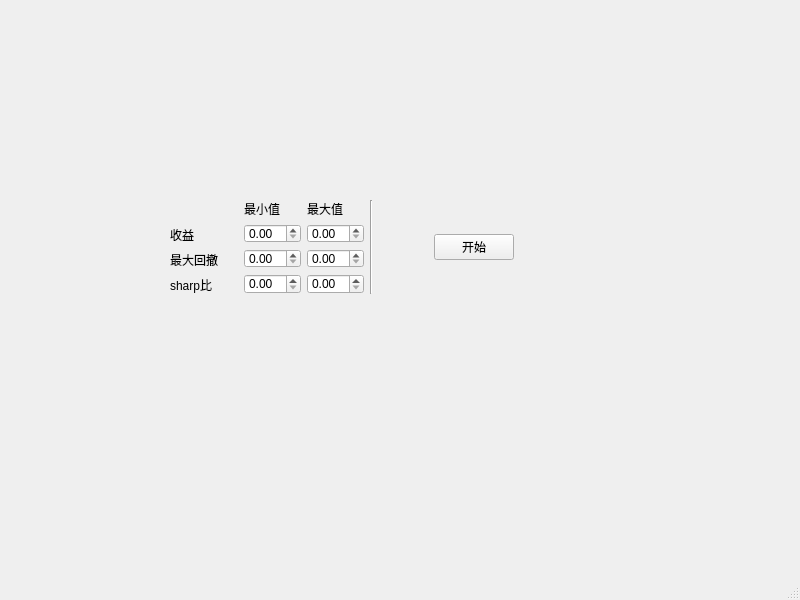
This is Chapter03/TowMainWinSpacer.ui in quronghui/PyQt5 as Qt 5 draws it before an edit. The edited form follows.
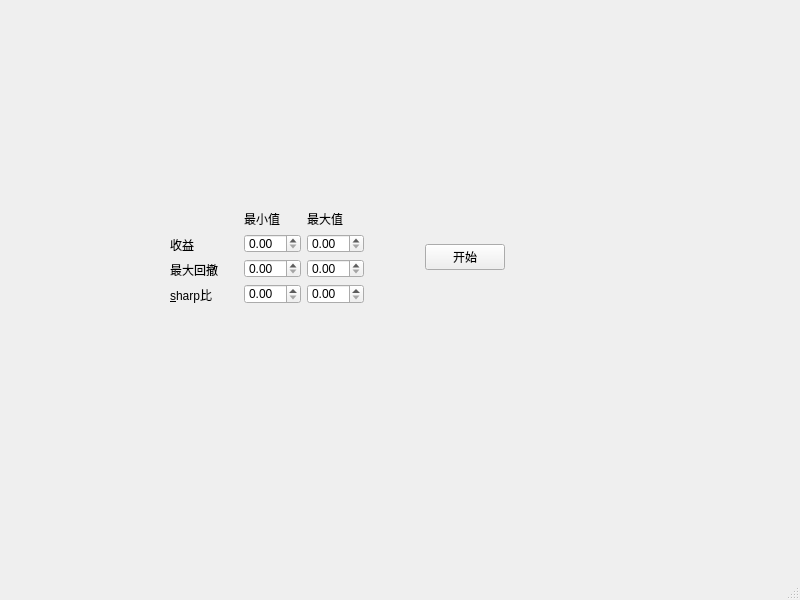
This is the edited form.

```diff
--- a/Chapter03/TowMainWinSpacer.ui
+++ b/Chapter03/TowMainWinSpacer.ui
@@ -18,8 +18,8 @@
     <property name="geometry">
      <rect>
       <x>170</x>
-      <y>200</y>
-      <width>344</width>
+      <y>210</y>
+      <width>335</width>
       <height>94</height>
      </rect>
     </property>
@@ -50,7 +50,10 @@
        <item>
         <widget class="QLabel" name="label_3">
          <property name="text">
-          <string>sharp比</string>
+          <string>&amp;sharp比</string>
+         </property>
+         <property name="buddy">
+          <cstring>doubleSpinBox_3</cstring>
          </property>
         </widget>
        </item>
@@ -105,13 +108,6 @@
        </item>
       </layout>
      </item>
-     <item>
-      <widget class="Line" name="line">
-       <property name="orientation">
-        <enum>Qt::Vertical</enum>
-       </property>
-      </widget>
-     </item>
      <item>
       <spacer name="horizontalSpacer">
        <property name="orientation">
```
Left out of the diff: 9 changed lines with no effect on the pictures.
